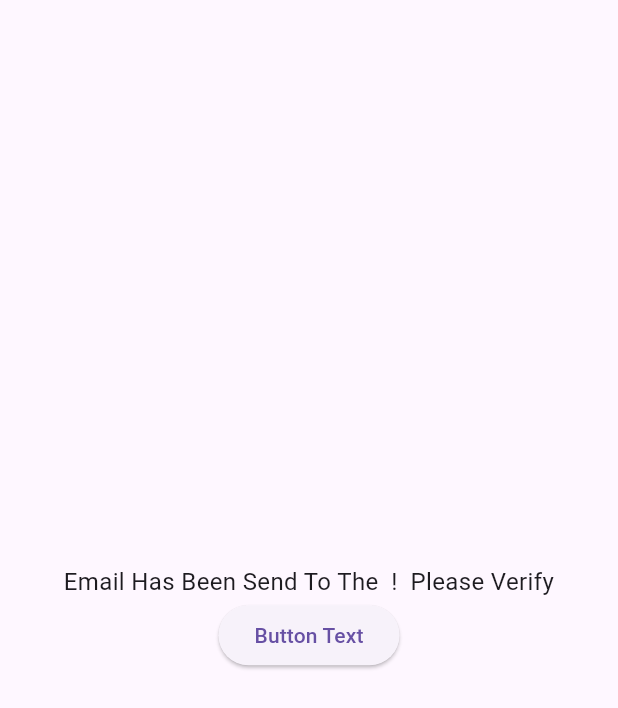
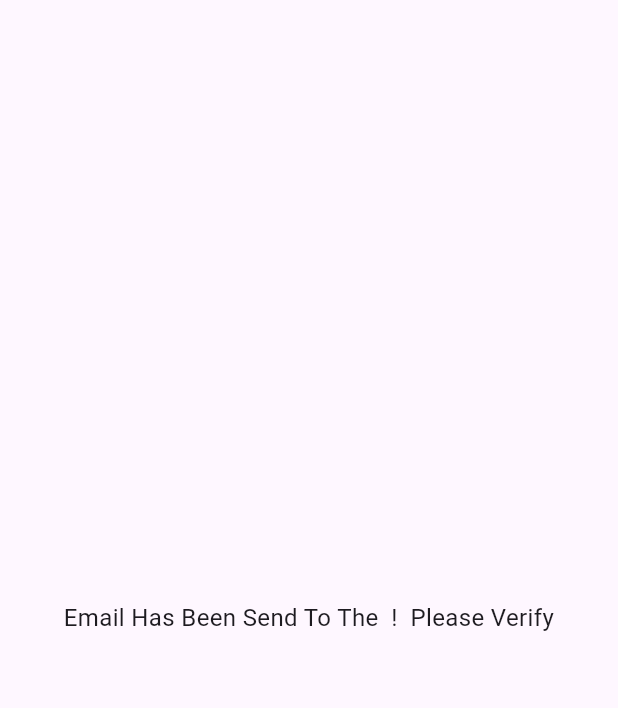
Before and after one commit to Nismakhan/Final_Year_Project, a Flutter app: the VerifiEmail screen opened directly with empty values, on a phone screen of 412 x 824 dp. Shown: the top 708 px of the screen. Run offline on Flutter 3.47's test engine with Material 3 defaults, Android fonts, the light colour scheme and no system bars; our stand-ins replace cloud_firestore, firebase_auth, firebase_core, firebase_messaging, firebase_storage, firebase_ui_firestore and 7 more; missing offline and left inert: dotenv, flutter_facebook_auth, github_sign_in; accounts and stored records are empty.

Commit message:
some more changes

```diff
--- a/lib/auth/screens/sign_up.dart
+++ b/lib/auth/screens/sign_up.dart
@@ -250,7 +250,7 @@ class _SignUpState extends State<SignUp> {
                               Column(
                                 children: [
                                   ElevatedButtons(
-                                    text: 'SignUp',
+                                    text: 'Verify',
                                     isloading: isloading,
                                     onPres: () async {
                                       try {
--- a/lib/auth/screens/verify_email.dart
+++ b/lib/auth/screens/verify_email.dart
@@ -79,12 +79,6 @@ class _VerifiEmailState extends State<VerifiEmail> {
                 style: const TextStyle(fontSize: 16),
               ),
             ),
-            ElevatedButton(
-              onPressed: () {
-                // Handle button press if needed
-              },
-              child: const Text('Button Text'),
-            )
           ],
         ),
       ),
--- a/lib/widgets/indivisual_notices_page_widgets/indivisual_post_section.dart
+++ b/lib/widgets/indivisual_notices_page_widgets/indivisual_post_section.dart
@@ -99,7 +99,7 @@ class _IndividualPostSectionState extends State<IndividualPostSection> {
                       screenWidth(context) < 500 ? screenWidth(context) : 450,
                   decoration: BoxDecoration(
                     borderRadius: BorderRadius.circular(20),
-                    color: Colors.green,
+                    color: Colors.blue.shade200,
                     image: DecorationImage(
                       image:
                           NetworkImage(widget.post.userPostsAsset.toString()),
```
Also changed, not shown: lib/widgets/common/my_circle_avatars.dart (+5 -21 lines), 1 other file.
